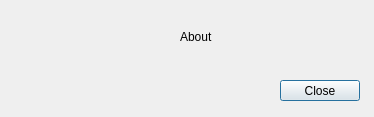
Qt form src/about.ui (theDTV2/TDV2) before a commit.
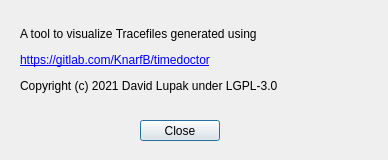
The same form after that commit.

Commit message: improved main window sizing added stats window toggle made small adjustments to stats window

What changed in the file:
```diff
--- a/src/about.ui
+++ b/src/about.ui
@@ -6,8 +6,8 @@
    <rect>
     <x>0</x>
     <y>0</y>
-    <width>374</width>
-    <height>117</height>
+    <width>388</width>
+    <height>160</height>
    </rect>
   </property>
   <property name="windowTitle">
@@ -16,21 +16,24 @@
   <widget class="QLabel" name="label">
    <property name="geometry">
     <rect>
-     <x>180</x>
-     <y>30</y>
-     <width>47</width>
-     <height>13</height>
+     <x>20</x>
+     <y>20</y>
+     <width>341</width>
+     <height>81</height>
     </rect>
    </property>
    <property name="text">
-    <string>About</string>
+    <string>&lt;html&gt;&lt;head/&gt;&lt;body&gt;&lt;p&gt;A tool to visualize Tracefiles generated using&lt;/p&gt; &lt;a href=https://gitlab.com/KnarfB/timedoctor&gt;https://gitlab.com/KnarfB/timedoctor&lt;/a&gt; &lt;p&gt;Copyright (c) 2021 David Lupak under LGPL-3.0&lt;/p&gt;&lt;/body&gt;&lt;/html&gt;</string>
+   </property>
+   <property name="textInteractionFlags">
+    <set>Qt::TextBrowserInteraction</set>
    </property>
   </widget>
   <widget class="QPushButton" name="pushButton">
    <property name="geometry">
     <rect>
-     <x>280</x>
-     <y>80</y>
+     <x>140</x>
+     <y>120</y>
      <width>80</width>
      <height>21</height>
     </rect>
```
The commit also changes 7 other files.
